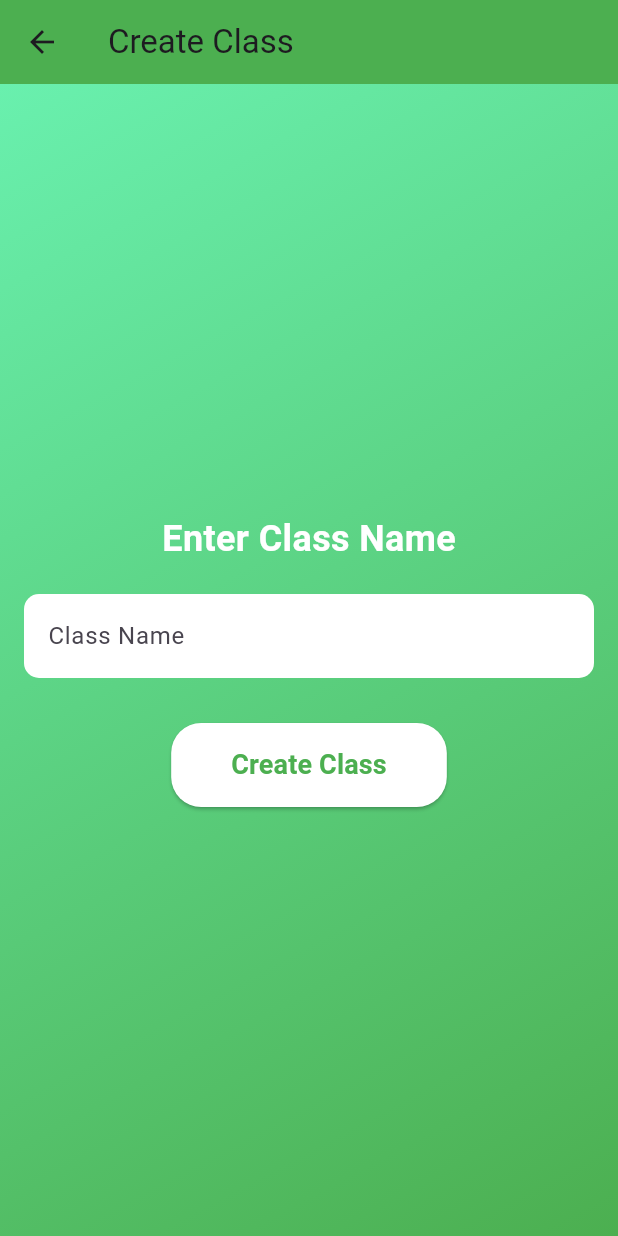
After one commit to fudedevelopments/necadmin, a Flutter app: the CreateClassScreen screen opened directly, on a phone screen of 412 x 824 dp. The commit adds this screen. Run offline on Flutter 3.47's test engine with Material 3 defaults, Android fonts, the phone set to English and light mode, and no system bars; our stand-ins replace bloc, flutter_bloc; missing offline and left inert: amplify_api, amplify_auth_cognito, amplify_authenticator, amplify_core, amplify_flutter.

Commit message:
assign users added

```diff
--- /dev/null
+++ b/lib/assign_users/ui/create_class.dart
@@ -0,0 +1,80 @@
+import 'package:flutter/material.dart';
+
+class CreateClassScreen extends StatefulWidget {
+  const CreateClassScreen({super.key});
+
+  @override
+  // ignore: library_private_types_in_public_api
+  _CreateClassScreenState createState() => _CreateClassScreenState();
+}
+
+class _CreateClassScreenState extends State<CreateClassScreen> {
+  final TextEditingController _classNameController = TextEditingController();
+
+  @override
+  Widget build(BuildContext context) {
+    return Scaffold(
+      appBar: AppBar(
+        title: const Text('Create Class'),
+        backgroundColor: Colors.green,
+      ),
+      body: Container(
+        decoration: const BoxDecoration(
+          gradient: LinearGradient(
+            colors: [Colors.greenAccent, Colors.green],
+            begin: Alignment.topLeft,
+            end: Alignment.bottomRight,
+          ),
+        ),
+        padding: const EdgeInsets.all(16.0),
+        child: Column(
+          mainAxisAlignment: MainAxisAlignment.center,
+          children: [
+            const Text(
+              'Enter Class Name',
+              style: TextStyle(
+                fontSize: 24,
+                color: Colors.white,
+                fontWeight: FontWeight.bold,
+              ),
+            ),
+            const SizedBox(height: 20),
+            TextField(
+              controller: _classNameController,
+              decoration: InputDecoration(
+                hintText: 'Class Name',
+                filled: true,
+                fillColor: Colors.white,
+                border: OutlineInputBorder(
+                  borderRadius: BorderRadius.circular(10),
+                  borderSide: BorderSide.none,
+                ),
+              ),
+            ),
+            const SizedBox(height: 30),
+            ElevatedButton(
+              onPressed: () {
+                // Handle class creation logic here
+              },
+              style: ElevatedButton.styleFrom(
+                padding: const EdgeInsets.symmetric(horizontal: 40, vertical: 15),
+                shape: RoundedRectangleBorder(
+                  borderRadius: BorderRadius.circular(20),
+                ),
+                backgroundColor: Colors.white, // Button background color
+                foregroundColor: Colors.green, // Button text color
+              ),
+              child: const Text(
+                'Create Class',
+                style: TextStyle(
+                  fontSize: 18,
+                  fontWeight: FontWeight.bold,
+                ),
+              ),
+            ),
+          ],
+        ),
+      ),
+    );
+  }
+}
```
Also changed, not shown: lib/assign_users/ui/assign_users_page.dart (+7 -20 lines), lib/utils.dart (+14 -0 lines), pubspec.lock, 1 other file.
